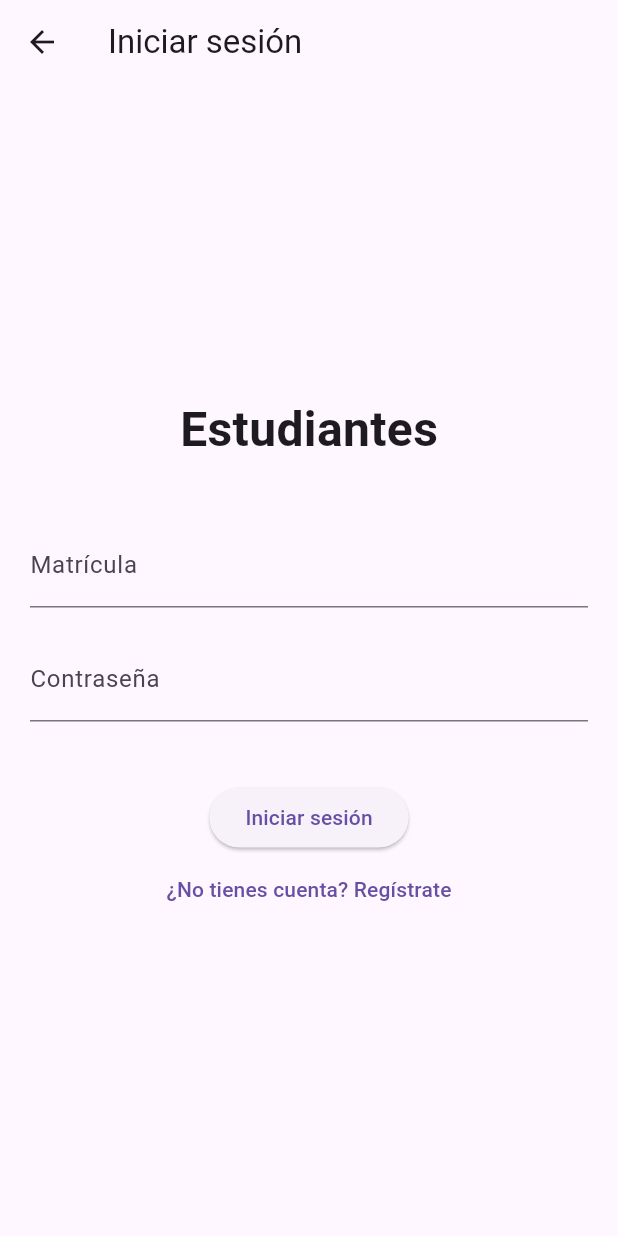
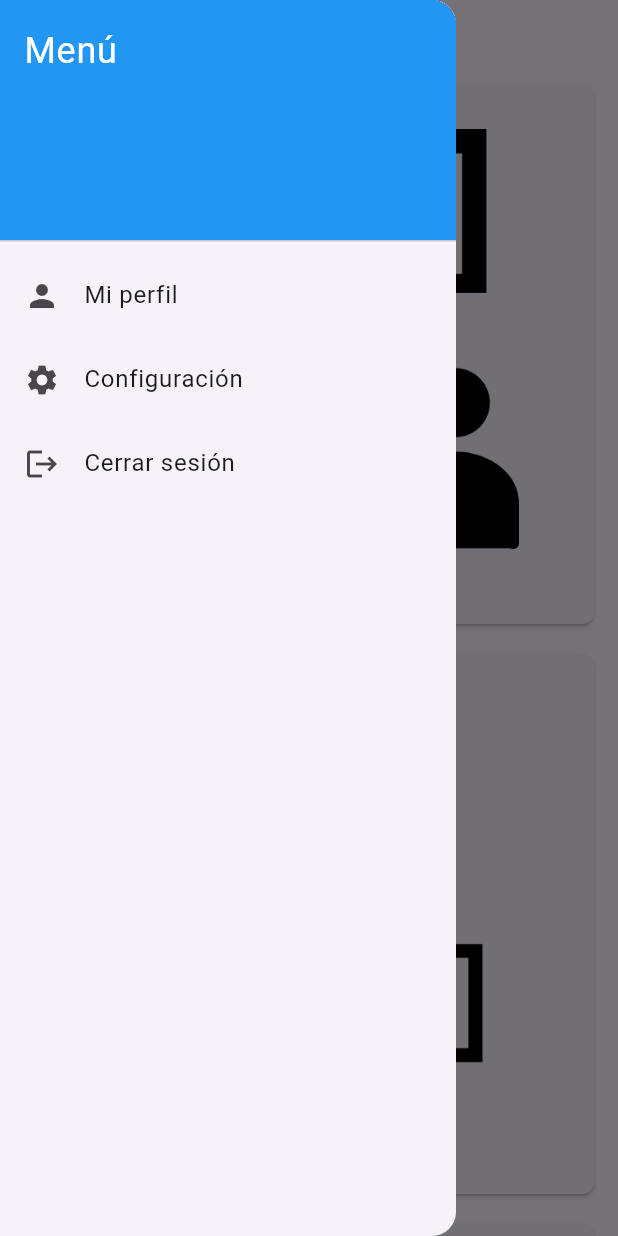
Before and after one commit to robecm/FaceCheck-UANL-Frontend, a Flutter app: the screen it shows after launch, with the side drawer open (before the commit the screen has no drawer), on a phone screen of 412 x 824 dp. Run offline on Flutter 3.47's test engine with Material 3 defaults, Android fonts, the phone set to English and light mode, and no system bars; our stand-ins replace camera.

Commit message:
Add student home screen UI, pending logic

```diff
--- a/lib/main.dart
+++ b/lib/main.dart
@@ -1,12 +1,14 @@
 import 'package:flutter/material.dart';
-import 'screens/splash_screen.dart';
-import 'screens/login_selection.dart';
-import 'screens/student_login_screen.dart';
-import 'screens/teacher_login_screen.dart';
-import 'screens/student_signup_screen.dart';
-import 'screens/student_signup_face.dart';
+import 'screens/animation/splash_screen.dart';
+import 'screens/login/login_selection.dart';
+import 'screens/login/student_login_screen.dart';
+import 'screens/login/teacher_login_screen.dart';
+import 'screens/signup/student_signup_screen.dart';
+import 'screens/signup/student_signup_face.dart';
+import 'screens/student_home/student_home_screen.dart';
 
 void main() {
+  debugPrint = (String? message, {int? wrapWidth}) {};
   runApp(MyApp());
 }
 
@@ -17,7 +19,7 @@ class MyApp extends StatelessWidget {
   Widget build(BuildContext context) {
     return MaterialApp(
       debugShowCheckedModeBanner: false,
-      initialRoute: '/student_login',
+      initialRoute: '/student_home',
       routes: {
         '/': (context) => SplashScreen(),
         '/login_selection': (context) => LoginSelectionScreen(),
@@ -34,6 +36,7 @@ class MyApp extends StatelessWidget {
           email: '',
           password: '',
         ),
+        '/student_home': (context) => StudentHomeScreen(),
       },
     );
   }
--- a/lib/screens/student_login_face.dart
+++ b/lib/screens/login/student_login_face.dart
@@ -2,8 +2,8 @@ import 'dart:convert';
 import 'dart:io' if (dart.library.html) 'dart:html';
 import 'package:flutter/material.dart';
 import 'package:camera/camera.dart';
-import '../services/api_service.dart';
-import '../models/verify_face_response.dart';
+import '../../services/api_service.dart';
+import '../../models/verify_face_response.dart';
 
 class StudentLoginFaceScreen extends StatefulWidget {
   final String faceCode;
--- a/lib/screens/student_login_screen.dart
+++ b/lib/screens/login/student_login_screen.dart
@@ -1,6 +1,6 @@
 import 'package:flutter/material.dart';
-import '../services/api_service.dart';
-import '../models/login_response.dart';
+import '../../services/api_service.dart';
+import '../../models/login_response.dart';
 import 'student_login_face.dart';
 
 class StudentLoginScreen extends StatefulWidget {
--- a/lib/screens/teacher_login_face.dart
+++ b/lib/screens/login/teacher_login_face.dart
@@ -2,8 +2,8 @@ import 'dart:convert';
 import 'dart:io' if (dart.library.html) 'dart:html';
 import 'package:flutter/material.dart';
 import 'package:camera/camera.dart';
-import '../services/api_service.dart';
-import '../models/verify_face_response.dart';
+import '../../services/api_service.dart';
+import '../../models/verify_face_response.dart';
 
 class TeacherLoginFaceScreen extends StatefulWidget {
   final String faceCode;
--- a/lib/screens/teacher_login_screen.dart
+++ b/lib/screens/login/teacher_login_screen.dart
@@ -1,6 +1,6 @@
 import 'package:flutter/material.dart';
-import '../services/api_service.dart';
-import '../models/login_response.dart';
+import '../../services/api_service.dart';
+import '../../models/login_response.dart';
 import 'teacher_login_face.dart';
 
 class TeacherLoginScreen extends StatefulWidget {
--- a/lib/screens/student_signup_face.dart
+++ b/lib/screens/signup/student_signup_face.dart
@@ -2,7 +2,7 @@ import 'dart:convert';
 import 'dart:io' if (dart.library.html) 'dart:html';
 import 'package:flutter/material.dart';
 import 'package:camera/camera.dart';
-import '../services/api_service.dart';
+import '../../services/api_service.dart';
 import 'package:image/image.dart' as img;
 import 'dart:typed_data';
 
--- a/lib/screens/student_signup_screen.dart
+++ b/lib/screens/signup/student_signup_screen.dart
@@ -1,7 +1,7 @@
 import 'package:flutter/material.dart';
-import '../services/api_service.dart';
-import '../models/duplicate_response.dart';
-import 'student_signup_face.dart';
+import '../../services/api_service.dart';
+import '../../models/duplicate_response.dart';
+import '../signup/student_signup_face.dart';
 
 class StudentSignupScreen extends StatefulWidget {
   const StudentSignupScreen({super.key});
--- /dev/null
+++ b/lib/screens/student_home/student_home_screen.dart
@@ -0,0 +1,199 @@
+import 'package:flutter/material.dart';
+
+class StudentHomeScreen extends StatefulWidget {
+  const StudentHomeScreen({super.key});
+
+  @override
+  StudentHomeScreenState createState() => StudentHomeScreenState();
+}
+
+class StudentHomeScreenState extends State<StudentHomeScreen> {
+  @override
+  Widget build(BuildContext context) {
+    return Scaffold(
+      appBar: AppBar(
+        title: Text('Inicio'),
+        centerTitle: true,
+        automaticallyImplyLeading: true, // Show the drawer button
+      ),
+      drawer: Drawer(
+        child: ListView(
+          padding: EdgeInsets.zero,
+          children: <Widget>[
+            DrawerHeader(
+              decoration: BoxDecoration(
+                color: Colors.blue,
+              ),
+              child: Text(
+                'Menú',
+                style: TextStyle(
+                  color: Colors.white,
+                  fontSize: 24,
+                ),
+              ),
+            ),
+            ListTile(
+              leading: Icon(Icons.person),
+              title: Text('Mi perfil'),
+              onTap: () {
+                // Handle menu item selection
+                print('Selected: Mi perfil');
+                Navigator.pop(context);
+              },
+            ),
+            ListTile(
+              leading: Icon(Icons.settings),
+              title: Text('Configuración'),
+              onTap: () {
+                // Handle menu item selection
+                print('Selected: Configuración');
+                Navigator.pop(context);
+              },
+            ),
+            ListTile(
+              leading: Icon(Icons.logout),
+              title: Text('Cerrar sesión'),
+              onTap: () {
+                // Handle menu item selection
+                print('Selected: Cerrar sesión');
+                Navigator.pop(context);
+              },
+            ),
+          ],
+        ),
+      ),
+      body: Center(
+        child: SingleChildScrollView(
+          child: Column(
+            mainAxisAlignment: MainAxisAlignment.center,
+            children: [
+              Padding(
+                padding: const EdgeInsets.symmetric(horizontal: 16.0),
+                child: SizedBox(
+                  width: double.infinity,
+                  height: 360, // Adjust the height as needed
+                  child: ElevatedButton(
+                    onPressed: () {
+                      // Handle button press
+                      print('Clases button pressed');
+                    },
+                    style: ElevatedButton.styleFrom(
+                      padding: EdgeInsets.all(8.0), // Reduce the padding
+                      shape: RoundedRectangleBorder(
+                        borderRadius: BorderRadius.circular(8.0), // Adjust the border radius
+                      ),
+                    ),
+                    child: Column(
+                      mainAxisAlignment: MainAxisAlignment.end, // Align at the bottom
+                      children: [
+                        Flexible(
+                          child: Image.asset(
+                            'assets/images/buttons/class.png', // Local image asset
+                            height: 280, // Limit the image size
+                            width: 280,
+                          ),
+                        ),
+                        SizedBox(height: 8),
+                        Text(
+                          'CLASES',
+                          overflow: TextOverflow.ellipsis, // Handle long text
+                          style: TextStyle(
+                            fontWeight: FontWeight.bold, // Make the text bold
+                            fontSize: 24, // Increase the font size
+                          ),
+                        )
+                      ],
+                    ),
+                  ),
+                ),
+              ),
+              SizedBox(height: 20), // Add some space between the buttons
+              Padding(
+                padding: const EdgeInsets.symmetric(horizontal: 16.0),
+                child: SizedBox(
+                  width: double.infinity,
+                  height: 360, // Adjust the height as needed
+                  child: ElevatedButton(
+                    onPressed: () {
+                      // Handle button press
+                      print('Profesores button pressed');
+                    },
+                    style: ElevatedButton.styleFrom(
+                      padding: EdgeInsets.all(8.0), // Reduce the padding
+                      shape: RoundedRectangleBorder(
+                        borderRadius: BorderRadius.circular(8.0), // Adjust the border radius
+                      ),
+                    ),
+                    child: Column(
+                      mainAxisAlignment: MainAxisAlignment.end, // Align at the bottom
+                      children: [
+                        Flexible(
+                          child: Image.asset(
+                            'assets/images/buttons/teacher.png', // Local image asset
+                            height: 280, // Limit the image size
+                            width: 280,
+                          ),
+                        ),
+                        SizedBox(height: 8),
+                        Text(
+                          'PROFESORES',
+                          overflow: TextOverflow.ellipsis, // Handle long text
+                          style: TextStyle(
+                            fontWeight: FontWeight.bold, // Make the text bold
+                            fontSize: 24, // Increase the font size
+                          ),
+                        )
+                      ],
+                    ),
+                  ),
+                ),
+              ),
+              SizedBox(height: 20), // Add some space between the buttons
+              Padding(
+                padding: const EdgeInsets.symmetric(horizontal: 16.0),
+                child: SizedBox(
+                  width: double.infinity,
+                  height: 360, // Adjust the height as needed
+                  child: ElevatedButton(
+                    onPressed: () {
+                      // Handle button press
+                      print('Exámenes button pressed');
+                    },
+                    style: ElevatedButton.styleFrom(
+                      padding: EdgeInsets.all(8.0), // Reduce the padding
+                      shape: RoundedRectangleBorder(
+                        borderRadius: BorderRadius.circular(8.0), // Adjust the border radius
+                      ),
+                    ),
+                    child: Column(
+                      mainAxisAlignment: MainAxisAlignment.end, // Align at the bottom
+                      children: [
+                        Flexible(
+                          child: Image.asset(
+                            'assets/images/buttons/exam.png', // Local image asset
+                            height: 280, // Limit the image size
+                            width: 280,
+                          ),
+                        ),
+                        SizedBox(height: 8),
+                        Text(
+                          'EXÁMENES',
+                          overflow: TextOverflow.ellipsis, // Handle long text
+                          style: TextStyle(
+                            fontWeight: FontWeight.bold, // Make the text bold
+                            fontSize: 24, // Increase the font size
+                          ),
+                        )
+                      ],
+                    ),
+                  ),
+                ),
+              ),
+              SizedBox(height: 20), // Add some padding at the bottom
+            ],
+          ),
+        ),
+      ),
+    );
+  }
+}
--- a/pubspec.yaml
+++ b/pubspec.yaml
@@ -65,6 +65,11 @@ flutter:
   # assets:
   #   - images/a_dot_burr.jpeg
   #   - images/a_dot_ham.jpeg
+  assets:
+    - assets/images/
+    - assets/images/icons/
+    - assets/images/buttons/
+    - assets/images/backgrounds/
 
   # An image asset can refer to one or more resolution-specific "variants", see
   # https://flutter.dev/to/resolution-aware-images
```
Also changed, not shown: assets/images/buttons/class.png (added), assets/images/buttons/exam.png (added), assets/images/buttons/teacher.png (added), lib/screens/animation/splash_screen.dart (renamed from lib/screens/splash_screen.dart), lib/screens/login/login_selection.dart (renamed from lib/screens/login_selection.dart), pubspec.lock.
